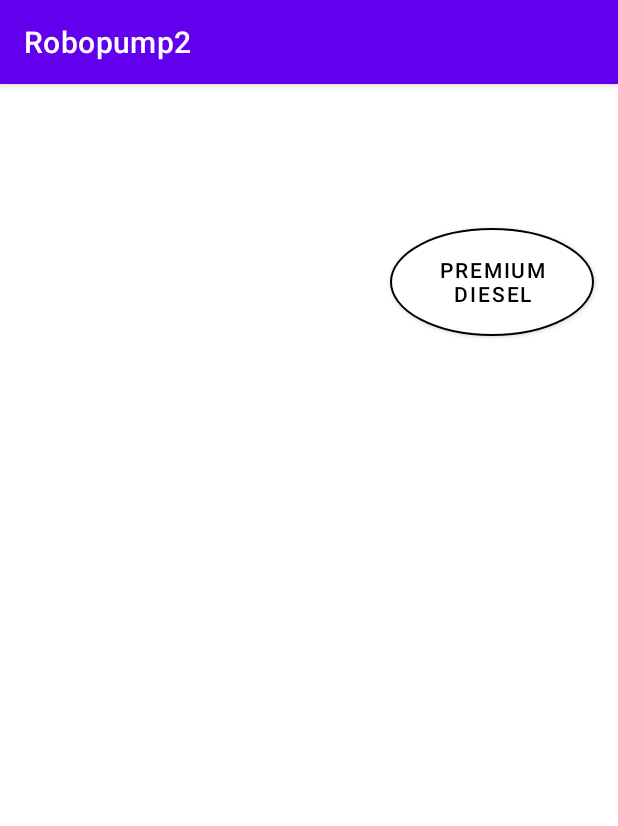
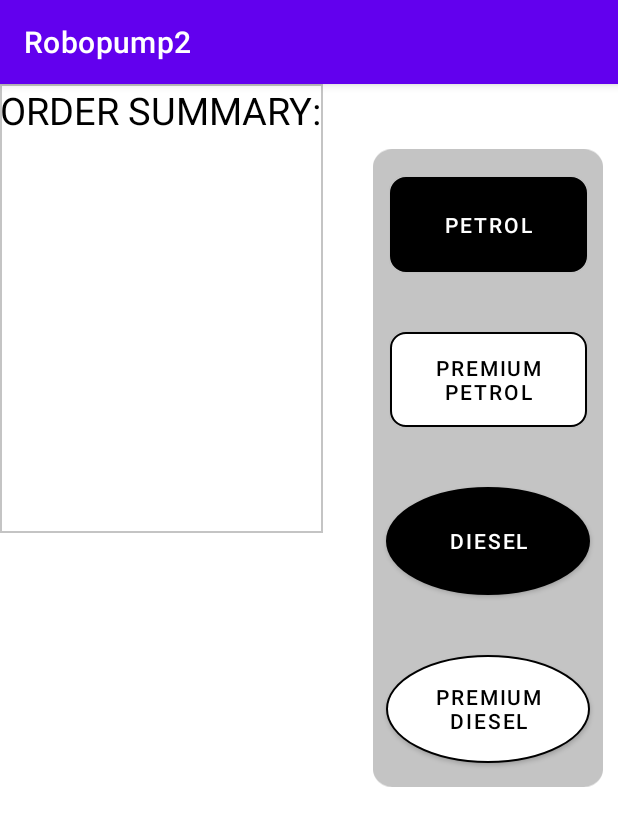
Before and after one commit to qumquat-eater/SDP2021Robopump, an Android app: the screen it shows after launch (MainActivity), on a phone screen of 412 x 824 dp. Shown: the top 826 px of the screen. Run offline under Robolectric (Android 15) with nearby library versions, the phone set to English and light mode, and no system bars.

Commit message:
Added fuel buttons and start of order summary

```diff
--- /dev/null
+++ b/Robopump2/app/src/main/res/drawable/backgroundrectangle.xml
@@ -0,0 +1,24 @@
+<?xml version="1.0" encoding="utf-8"?>
+<vector
+    xmlns:android="http://schemas.android.com/apk/res/android"
+    xmlns:aapt="http://schemas.android.com/aapt"
+    android:width="108dp"
+    android:height="300dp"
+    android:viewportWidth="108"
+    android:viewportHeight="355"
+    >
+
+    <group>
+
+        <clip-path
+            android:pathData="M10 0H98C103.523 0 108 4.47715 108 10V345C108 350.523 103.523 355 98 355H10C4.47715 355 0 350.523 0 345V10C0 4.47715 4.47715 0 10 0Z"
+            />
+
+        <path
+            android:pathData="M0 0V355H108V0"
+            android:fillColor="#C4C4C4"
+            />
+
+    </group>
+
+</vector>
--- /dev/null
+++ b/Robopump2/app/src/main/res/drawable/diesel.xml
@@ -0,0 +1,23 @@
+<?xml version="1.0" encoding="utf-8"?>
+
+<shape
+    xmlns:android="http://schemas.android.com/apk/res/android"
+    android:shape="oval">
+
+    <solid
+        android:color="#000000"
+        />
+
+    <size
+        android:width="97dp"
+        android:height="61dp"
+        android:viewportWidth="97"
+        android:viewportHeight="61"
+        />
+
+    <stroke
+        android:width="2px"
+        android:color="#000000"
+        />
+
+</shape>
--- /dev/null
+++ b/Robopump2/app/src/main/res/drawable/greylinerect.xml
@@ -0,0 +1,22 @@
+<?xml version="1.0" encoding="utf-8"?>
+<shape
+    xmlns:android="http://schemas.android.com/apk/res/android"
+    android:shape="rectangle">
+
+    <solid
+        android:color="#FFFFFF"
+        />
+
+    <size
+        android:width="97dp"
+        android:height="61dp"
+        android:viewportWidth="97"
+        android:viewportHeight="61"
+        />
+
+    <stroke
+        android:width="2px"
+        android:color="#C4C4C4"
+        />
+
+</shape>
--- /dev/null
+++ b/Robopump2/app/src/main/res/drawable/petrol.xml
@@ -0,0 +1,24 @@
+<?xml version="1.0" encoding="utf-8"?>
+
+<shape
+    xmlns:android="http://schemas.android.com/apk/res/android"
+    android:shape="rectangle">
+
+    <solid
+        android:color="#000000"
+        />
+
+    <size
+        android:width="97dp"
+        android:height="61dp"
+        android:viewportWidth="97"
+        android:viewportHeight="61"
+        />
+
+    <stroke
+        android:width="2px"
+        android:color="#000000"
+
+        />
+    <corners android:radius="10dp" />
+</shape>
--- /dev/null
+++ b/Robopump2/app/src/main/res/drawable/premiumpetrol.xml
@@ -0,0 +1,24 @@
+<?xml version="1.0" encoding="utf-8"?>
+
+<shape
+    xmlns:android="http://schemas.android.com/apk/res/android"
+    android:shape="rectangle">
+
+    <solid
+        android:color="#FFFFFF"
+        />
+
+    <size
+        android:width="97dp"
+        android:height="61dp"
+        android:viewportWidth="97"
+        android:viewportHeight="61"
+        />
+
+    <stroke
+        android:width="2px"
+        android:color="#000000"
+
+        />
+    <corners android:radius="10dp" />
+</shape>
--- a/Robopump2/app/src/main/res/layout/activity_main.xml
+++ b/Robopump2/app/src/main/res/layout/activity_main.xml
@@ -7,21 +7,91 @@
     tools:context=".MainActivity">
 
     <Button
-        android:id="@+id/button"
+        android:id="@+id/premiumDiesel"
         android:layout_width="136dp"
         android:layout_height="72dp"
-        android:layout_marginTop="96dp"
-        android:layout_marginEnd="16dp"
-        android:layout_marginRight="16dp"
+        android:layout_marginBottom="35dp"
         android:background="@drawable/circle1"
+        android:elevation="2dp"
         android:text="Premium Diesel"
         android:textColor="#000000"
         app:backgroundTint="#00FFFFFF"
         app:backgroundTintMode="add"
+        app:layout_constraintBottom_toBottomOf="@+id/imageView"
+        app:layout_constraintEnd_toEndOf="@+id/imageView"
+        app:layout_constraintStart_toStartOf="@+id/imageView" />
+
+    <Button
+        android:id="@+id/diesel"
+        android:layout_width="136dp"
+        android:layout_height="72dp"
+        android:layout_marginBottom="40dp"
+        android:background="@drawable/diesel"
+        android:text="Diesel"
+        android:textColor="#FFF"
+        app:backgroundTint="#000000"
+        app:backgroundTintMode="add"
+        app:layout_constraintBottom_toTopOf="@+id/premiumDiesel"
+        app:layout_constraintEnd_toEndOf="@+id/imageView"
+        app:layout_constraintHorizontal_bias="0.508"
+        app:layout_constraintStart_toStartOf="@+id/imageView" />
+
+    <Button
+        android:id="@+id/petrol"
+        android:layout_width="131dp"
+        android:layout_height="63dp"
+        android:layout_marginBottom="40dp"
+        android:background="@drawable/petrol"
+        android:text="Petrol"
+        app:backgroundTint="#000000"
+        app:layout_constraintBottom_toTopOf="@+id/premiumPetrol"
+        app:layout_constraintEnd_toEndOf="@+id/imageView"
+        app:layout_constraintStart_toStartOf="@+id/imageView" />
+
+    <Button
+        android:id="@+id/premiumPetrol"
+        android:layout_width="131dp"
+        android:layout_height="63dp"
+        android:layout_marginBottom="40dp"
+        android:background="@drawable/premiumpetrol"
+        android:text="Premium Petrol"
+        android:textColor="#000000"
+        app:backgroundTint="#000000"
+        app:backgroundTintMode="add"
+        app:layout_constraintBottom_toTopOf="@+id/diesel"
+        app:layout_constraintEnd_toEndOf="@+id/imageView"
+        app:layout_constraintStart_toStartOf="@+id/imageView" />
+
+    <ImageView
+        android:id="@+id/imageView"
+        android:layout_width="153dp"
+        android:layout_height="464dp"
+        android:layout_marginTop="24dp"
+        android:layout_marginEnd="10dp"
+        android:layout_marginRight="10dp"
         app:layout_constraintEnd_toEndOf="parent"
         app:layout_constraintTop_toTopOf="parent"
+        app:srcCompat="@drawable/backgroundrectangle"
+        tools:ignore="VectorDrawableCompat" />
 
-        />
+    <TextView
+        android:id="@+id/textView"
+        android:layout_width="215dp"
+        android:layout_height="299dp"
+        android:background="@drawable/greylinerect"
+        tools:layout_editor_absoluteX="16dp"
+        tools:layout_editor_absoluteY="42dp" />
+
+    <TextView
+        android:id="@+id/textView2"
+        android:layout_width="215dp"
+        android:layout_height="50dp"
+        android:textColor="#000000"
+        android:text="ORDER SUMMARY:"
+        app:autoSizeTextType="uniform"
+        app:backgroundTint="#000000"
+        tools:layout_editor_absoluteX="16dp"
+        tools:layout_editor_absoluteY="42dp" />
 
 
 </androidx.constraintlayout.widget.ConstraintLayout>
```
